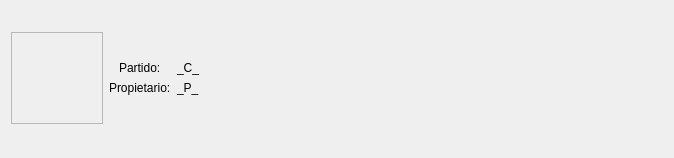
Above: forms/itemresultados.ui from sarahiva/IS2Proyecto1 before the change. Below: the same form after it.
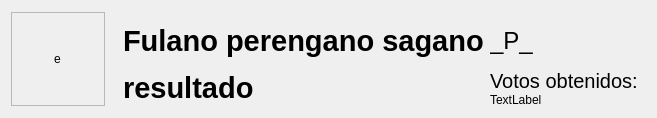
That is the form after the change.

```diff
--- a/forms/itemresultados.ui
+++ b/forms/itemresultados.ui
@@ -6,53 +6,40 @@
    <rect>
     <x>0</x>
     <y>0</y>
-    <width>674</width>
-    <height>158</height>
+    <width>613</width>
+    <height>118</height>
    </rect>
   </property>
   <property name="sizePolicy">
-   <sizepolicy hsizetype="Preferred" vsizetype="Preferred">
+   <sizepolicy hsizetype="Minimum" vsizetype="Minimum">
     <horstretch>0</horstretch>
     <verstretch>0</verstretch>
    </sizepolicy>
   </property>
-  <property name="minimumSize">
-   <size>
-    <width>420</width>
-    <height>88</height>
-   </size>
-  </property>
-  <property name="maximumSize">
-   <size>
-    <width>16777215</width>
-    <height>158</height>
-   </size>
-  </property>
   <property name="windowTitle">
    <string>Form</string>
   </property>
-  <layout class="QHBoxLayout" name="horizontalLayout" stretch="0,1,0">
+  <layout class="QGridLayout" name="gridLayout_2">
+   <item row="0" column="0">
+    <layout class="QHBoxLayout" name="horizontalLayout_2">
+     <property name="leftMargin">
+      <number>0</number>
+     </property>
    <property name="topMargin">
-    <number>9</number>
-   </property>
-   <item alignment="Qt::AlignVCenter">
+      <number>0</number>
+     </property>
+     <item>
     <widget class="QFrame" name="frame">
-     <property name="sizePolicy">
-      <sizepolicy hsizetype="Fixed" vsizetype="Preferred">
-       <horstretch>0</horstretch>
-       <verstretch>0</verstretch>
-      </sizepolicy>
-     </property>
      <property name="minimumSize">
       <size>
-       <width>92</width>
-       <height>92</height>
+         <width>94</width>
+         <height>94</height>
       </size>
      </property>
      <property name="maximumSize">
       <size>
-       <width>64</width>
-       <height>64</height>
+         <width>94</width>
+         <height>94</height>
       </size>
      </property>
      <property name="frameShape">
@@ -62,13 +49,10 @@
       <enum>QFrame::Raised</enum>
      </property>
      <layout class="QGridLayout" name="gridLayout">
-      <property name="topMargin">
-       <number>9</number>
-      </property>
-      <item row="0" column="0">
+        <item row="0" column="0" alignment="Qt::AlignHCenter|Qt::AlignVCenter">
        <widget class="QLabel" name="emblema">
         <property name="text">
-         <string/>
+           <string>e</string>
         </property>
         <property name="alignment">
          <set>Qt::AlignCenter</set>
@@ -79,45 +63,121 @@
     </widget>
    </item>
    <item>
+      <layout class="QHBoxLayout" name="horizontalLayout">
+       <item>
     <layout class="QFormLayout" name="formLayout">
+         <property name="sizeConstraint">
+          <enum>QLayout::SetMinAndMaxSize</enum>
+         </property>
+         <property name="fieldGrowthPolicy">
+          <enum>QFormLayout::AllNonFixedFieldsGrow</enum>
+         </property>
+         <property name="rowWrapPolicy">
+          <enum>QFormLayout::DontWrapRows</enum>
+         </property>
      <property name="labelAlignment">
-      <set>Qt::AlignCenter</set>
+          <set>Qt::AlignBottom|Qt::AlignJustify</set>
      </property>
      <property name="formAlignment">
-      <set>Qt::AlignLeading|Qt::AlignLeft|Qt::AlignVCenter</set>
+          <set>Qt::AlignLeading|Qt::AlignLeft|Qt::AlignTop</set>
+         </property>
+         <property name="verticalSpacing">
+          <number>8</number>
+         </property>
+         <property name="leftMargin">
+          <number>12</number>
+         </property>
+         <property name="topMargin">
+          <number>9</number>
+         </property>
+         <property name="rightMargin">
+          <number>8</number>
+         </property>
+         <property name="bottomMargin">
+          <number>0</number>
      </property>
      <item row="0" column="0">
-      <widget class="QLabel" name="label">
-       <property name="text">
-        <string>Partido:</string>
-       </property>
-      </widget>
-     </item>
-     <item row="1" column="0">
-      <widget class="QLabel" name="label_2">
+          <widget class="QLabel" name="candidato">
+           <property name="sizePolicy">
+            <sizepolicy hsizetype="Expanding" vsizetype="Expanding">
+             <horstretch>0</horstretch>
+             <verstretch>0</verstretch>
+            </sizepolicy>
+           </property>
+           <property name="font">
+            <font>
+             <pointsize>22</pointsize>
+             <weight>75</weight>
+             <bold>true</bold>
+            </font>
+           </property>
        <property name="text">
-        <string>Propietario:</string>
+            <string>Fulano perengano sagano</string>
        </property>
       </widget>
      </item>
      <item row="0" column="1">
       <widget class="QLabel" name="partido">
-       <property name="text">
-        <string>_C_</string>
-       </property>
-      </widget>
-     </item>
-     <item row="1" column="1">
-      <widget class="QLabel" name="nombre">
+           <property name="font">
+            <font>
+             <pointsize>18</pointsize>
+             <weight>50</weight>
+             <bold>false</bold>
+            </font>
+           </property>
        <property name="text">
         <string>_P_</string>
        </property>
       </widget>
      </item>
-    </layout>
-   </item>
+         <item row="1" column="0">
+          <widget class="QLabel" name="resultado">
+           <property name="sizePolicy">
+            <sizepolicy hsizetype="Expanding" vsizetype="Preferred">
+             <horstretch>0</horstretch>
+             <verstretch>0</verstretch>
+            </sizepolicy>
+           </property>
+           <property name="font">
+            <font>
+             <pointsize>22</pointsize>
+             <weight>75</weight>
+             <bold>true</bold>
+            </font>
+           </property>
+           <property name="text">
+            <string>resultado</string>
+           </property>
+          </widget>
+         </item>
+         <item row="1" column="1">
+          <layout class="QVBoxLayout" name="verticalLayout">
    <item>
-    <layout class="QVBoxLayout" name="verticalLayout_2"/>
+            <widget class="QLabel" name="label">
+             <property name="font">
+              <font>
+               <pointsize>15</pointsize>
+              </font>
+             </property>
+             <property name="text">
+              <string>Votos obtenidos:</string>
+             </property>
+            </widget>
+           </item>
+           <item>
+            <widget class="QLabel" name="votos">
+             <property name="text">
+              <string>TextLabel</string>
+             </property>
+            </widget>
+           </item>
+          </layout>
+         </item>
+        </layout>
+       </item>
+      </layout>
+     </item>
+    </layout>
    </item>
   </layout>
  </widget>
```
Left out of the diff: 4 changed lines with no effect on the pictures. Lines whose indentation alone changed are shown as unchanged.
